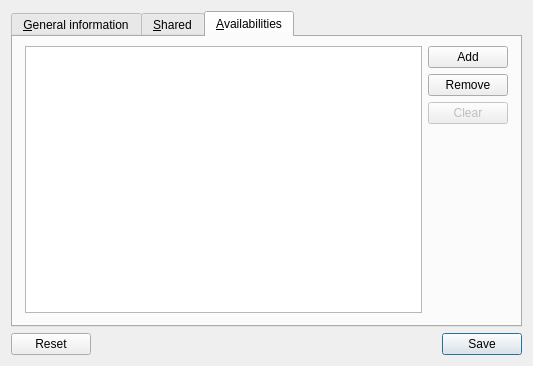
First picture: the form in plugins/agendaplugin/usercalendareditor.ui, repository FreeHealth/freehealth, before the edit.
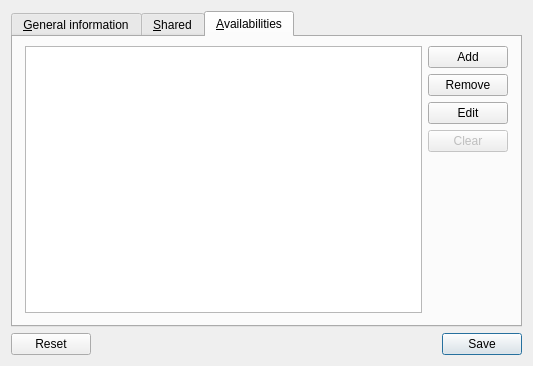
Second picture: the form after the edit. Custom widgets are drawn as their Qt base class.

Commit message:
Complete rework of availability editor
* rename DayAvailabilityModelPrivate::refreshModel() to resetModel() (Qt
convention)
* rename some vars/methods to more meaningful names or to improve code
style
* fix many bugs and UI glitches
* add possibility to modify existing availabilities
* expand availabilities tree view per default
* typos
* prevent editing availability placeholders
* set day of week in the availability editor dialog
* not possible to have empty availabilities any more. Days of week are
always there as a structure now.
...

```diff
--- a/plugins/agendaplugin/usercalendareditor.ui
+++ b/plugins/agendaplugin/usercalendareditor.ui
@@ -240,7 +240,7 @@
        <property name="bottomMargin">
         <number>12</number>
        </property>
-       <item row="0" column="0" rowspan="4">
+       <item row="0" column="0" rowspan="5">
         <widget class="QTreeView" name="availabilityView">
          <property name="editTriggers">
           <set>QAbstractItemView::NoEditTriggers</set>
@@ -251,13 +251,13 @@
         </widget>
        </item>
        <item row="0" column="1">
-        <widget class="QPushButton" name="addAvailability">
+        <widget class="QPushButton" name="addAvailabilityButton">
          <property name="text">
           <string>Add</string>
          </property>
         </widget>
        </item>
-       <item row="2" column="1">
+       <item row="3" column="1">
         <widget class="QPushButton" name="clearAvail">
          <property name="enabled">
           <bool>false</bool>
@@ -268,12 +268,19 @@
         </widget>
        </item>
        <item row="1" column="1">
-        <widget class="QPushButton" name="removeAvail">
+        <widget class="QPushButton" name="removeAvailabilityButton">
          <property name="text">
           <string>Remove</string>
          </property>
         </widget>
        </item>
+       <item row="2" column="1">
+        <widget class="QPushButton" name="editAvailabilityButton">
+         <property name="text">
+          <string>Edit</string>
+         </property>
+        </widget>
+       </item>
       </layout>
      </widget>
     </widget>
```
Left out of the diff: 4 changed lines with no effect on the pictures. The commit also changes 9 other files.
